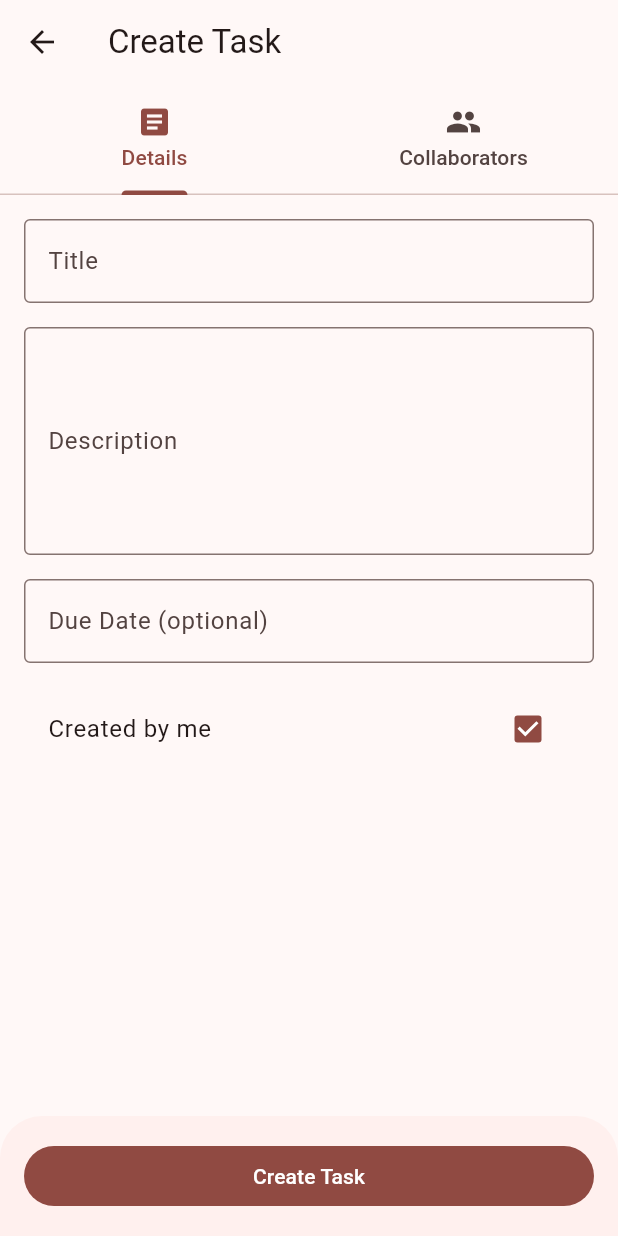
After one commit to CesGalaxy/all-in-order-app, a Flutter app: the CreateTaskEventModal screen opened directly, on a phone screen of 412 x 824 dp. The commit adds this screen. Run offline on Flutter 3.47's test engine with Material 3 defaults, Android fonts, the phone set to English and light mode, and no system bars; our stand-ins replace flutter_markdown, supabase_flutter; missing offline and left inert: expandable_bottom_sheet; accounts and stored records are empty.

Commit message:
:sparkles: Add task creation
Signed-off-by: CesGalaxy <cesgalaxy@outlook.com>

```diff
--- /dev/null
+++ b/lib/modules/event/modals/create_task.dart
@@ -0,0 +1,175 @@
+import 'package:all_in_order/supabase.dart';
+import 'package:flutter/material.dart';
+import 'package:intl/intl.dart';
+
+Future<bool> pushCreateTaskPage(BuildContext context, int subjectId) async {
+  final data =
+      await Navigator.of(context).push<(String, String?, DateTime?, bool)>(
+    MaterialPageRoute(
+      builder: (context) => const CreateTaskEventModal(),
+    ),
+  );
+
+  if (data == null) return false;
+
+  final (title, details, dueDate, _) = data;
+
+  try {
+    await supabase.from("subject_events").insert({
+      "subject_id": subjectId,
+      "title": title,
+      "details": details,
+      "type": "TASK",
+      "starts_at": DateTime.now().toIso8601String(),
+      "ends_at": dueDate?.toIso8601String(),
+    });
+
+    return true;
+  } catch (e) {
+    if (context.mounted) {
+      ScaffoldMessenger.of(context).showSnackBar(
+        SnackBar(
+          content: Text('Failed to create task: $e'),
+        ),
+      );
+    }
+  }
+
+  return false;
+}
+
+class CreateTaskEventModal extends StatefulWidget {
+  const CreateTaskEventModal({super.key});
+
+  @override
+  State<CreateTaskEventModal> createState() => _CreateTaskEventModalState();
+}
+
+class _CreateTaskEventModalState extends State<CreateTaskEventModal> {
+  late TextEditingController _titleController = TextEditingController();
+  late TextEditingController _descriptionController = TextEditingController();
+
+  DateTime? _dueDate;
+
+  bool _showCreatedByMe = true;
+
+  @override
+  void initState() {
+    _titleController = TextEditingController();
+    _descriptionController = TextEditingController();
+    super.initState();
+  }
+
+  @override
+  void dispose() {
+    _titleController.dispose();
+    _descriptionController.dispose();
+    super.dispose();
+  }
+
+  @override
+  Widget build(BuildContext context) {
+    return DefaultTabController(
+      length: 2,
+      child: Scaffold(
+        appBar: AppBar(
+          title: const Text('Create Task'),
+          bottom: const TabBar(
+            tabs: <Widget>[
+              Tab(icon: Icon(Icons.article), text: 'Details'),
+              Tab(icon: Icon(Icons.people), text: 'Collaborators'),
+            ],
+          ),
+        ),
+        body: TabBarView(
+          children: <Widget>[
+            ListView(
+              padding: const EdgeInsets.all(16),
+              children: [
+                TextField(
+                  controller: _titleController,
+                  decoration: const InputDecoration(
+                    labelText: 'Title',
+                    border: OutlineInputBorder(),
+                  ),
+                ),
+                const SizedBox(height: 16),
+                TextField(
+                  controller: _descriptionController,
+                  decoration: const InputDecoration(
+                    labelText: 'Description',
+                    border: OutlineInputBorder(),
+                  ),
+                  maxLines: 5,
+                ),
+                const SizedBox(height: 16),
+                TextField(
+                  decoration: const InputDecoration(
+                    labelText: 'Due Date (optional)',
+                    border: OutlineInputBorder(),
+                  ),
+                  controller: TextEditingController(
+                      text: _dueDate != null
+                          ? DateFormat('yyyy-MM-dd').format(_dueDate!)
+                          : ""),
+                  readOnly: true,
+                  onTap: () => showDatePicker(
+                    context: context,
+                    initialDate: DateTime.now(),
+                    firstDate: DateTime.now(),
+                    lastDate: DateTime.now().add(const Duration(days: 365)),
+                  ).then(
+                    (value) => setState(() {
+                      if (value != null) _dueDate = value;
+                    }),
+                  ),
+                ),
+                const SizedBox(height: 16),
+                CheckboxListTile(
+                  title: const Text('Created by me'),
+                  value: _showCreatedByMe,
+                  onChanged: (bool? value) => setState(() {
+                    _showCreatedByMe = value!;
+                  }),
+                ),
+              ],
+            ),
+            const Center(child: Text('Coming Soon!')),
+          ],
+        ),
+        bottomSheet: Container(
+          width: double.infinity,
+          padding: const EdgeInsets.all(16),
+          child: FilledButton(
+            onPressed: _createTask,
+            child: const Text('Create Task'),
+          ),
+        ),
+      ),
+    );
+  }
+
+  void _createTask() {
+    final title = _titleController.text;
+    final description = _descriptionController.text.isEmpty
+        ? null
+        : _descriptionController.text;
+
+    if (title.isEmpty) {
+      ScaffoldMessenger.of(context).showSnackBar(
+        const SnackBar(content: Text('Title cannot be empty')),
+      );
+      return;
+    }
+
+    try {
+      Navigator.pop(context, (title, description, _dueDate, _showCreatedByMe));
+    } catch (e) {
+      ScaffoldMessenger.of(context).showSnackBar(
+        SnackBar(
+          content: Text('An error occurred: $e'),
+        ),
+      );
+    }
+  }
+}
--- a/lib/modules/note/modals/edit_modal.dart
+++ b/lib/modules/note/modals/edit_modal.dart
@@ -31,7 +31,6 @@ class _EditNoteModalState extends State<EditNoteModal> {
 
   @override
   Widget build(BuildContext context) {
-    print("object");
     return Scaffold(
       extendBody: false,
       resizeToAvoidBottomInset: true,
```
Also changed, not shown: lib/db/models/subject_event.dart (+7 -0 lines), lib/modules/event/modals/create.dart (added, +39 -0 lines), lib/modules/event/modals/create_normal.dart (added, +49 -0 lines), lib/modules/note/modals/create_modal.dart (+8 -9 lines), lib/modules/subject/calendar/general.dart (added, +44 -0 lines), lib/modules/subject/calendar/navigation.dart (added, +68 -0 lines), lib/modules/subject/widgets/navigation.dart (+42 -10 lines), lib/modules/subject/calendar/_month.dart (renamed from lib/modules/subject/calendar/month.dart), lib/modules/subject/calendar/_page.dart (renamed from lib/modules/subject/calendar/page.dart).
